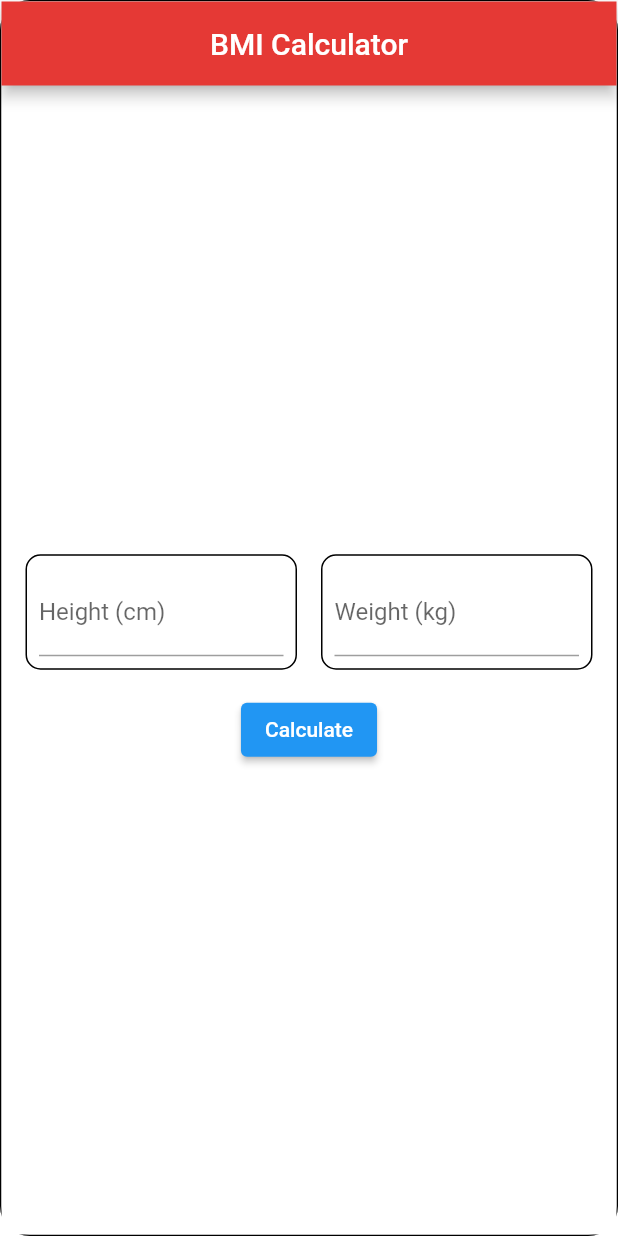
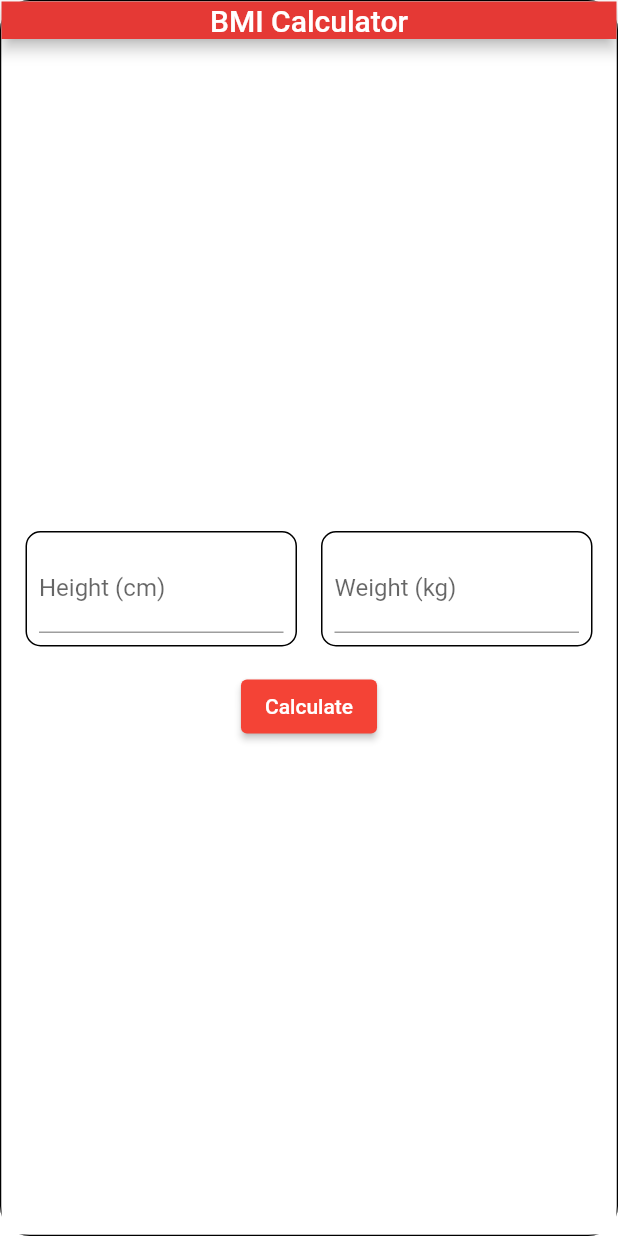
Before and after one commit to apoorwa-induwara/BMI-application, a Flutter app: the screen it shows after launch, on a phone screen of 412 x 824 dp. Run offline on Flutter 3.47's test engine with Material 2 defaults, Android fonts, the phone set to English and light mode, and no system bars; our stand-ins replace get.

Commit message:
added some commemts

```diff
--- a/lib/main.dart
+++ b/lib/main.dart
@@ -11,6 +11,7 @@ class MyApp extends StatelessWidget {
   Widget build(BuildContext context) {
     return GetMaterialApp(
       title: 'BMI Calculator',
+      debugShowCheckedModeBanner: false, // Remove debug label from AppBar
       theme: ThemeData(
         primarySwatch: Colors.blue,
       ),
@@ -27,8 +28,6 @@ class CalculateScreen extends StatelessWidget {
   final heightController = TextEditingController();
   final weightController = TextEditingController();
 
-  CalculateScreen({super.key});
-
   @override
   Widget build(BuildContext context) {
     double screenHeight = MediaQuery.of(context).size.height;
@@ -40,15 +39,16 @@ class CalculateScreen extends StatelessWidget {
         width: screenWidth,
         decoration: BoxDecoration(
           border: Border.all(color: Colors.black), // Add border decoration
-          borderRadius: BorderRadius.circular(20), // Rounded corners
+          borderRadius: BorderRadius.circular(20),
         ),
         child: Scaffold(
           appBar: AppBar(
-            title: Text('BMI Calculator'),
-            backgroundColor: Color(0xFFE53935), // Set app bar color to #E53935
-            centerTitle: true, // Center the title
+            title: const Text('BMI Calculator'),
+            backgroundColor: const Color(0xFFE53935),
+            centerTitle: true,
+            toolbarHeight: 25,
           ),
-          backgroundColor: Colors.white, // Set background color to white
+          backgroundColor: Colors.white,
           body: Padding(
             padding: const EdgeInsets.all(16.0),
             child: Column(
@@ -58,7 +58,7 @@ class CalculateScreen extends StatelessWidget {
                   children: [
                     Expanded(
                       child: Container(
-                        padding: EdgeInsets.all(8),
+                        padding: const EdgeInsets.all(8),
                         decoration: BoxDecoration(
                           color: Colors.white,
                           borderRadius: BorderRadius.circular(10),
@@ -67,15 +67,15 @@ class CalculateScreen extends StatelessWidget {
                         child: TextField(
                           controller: heightController,
                           keyboardType: TextInputType.number,
-                          decoration: InputDecoration(labelText: 'Height (cm)'),
+                          decoration:
+                              const InputDecoration(labelText: 'Height (cm)'),
                         ),
                       ),
                     ),
-                    // flutter
-                    SizedBox(width: 16),
+                    const SizedBox(width: 16),
                     Expanded(
                       child: Container(
-                        padding: EdgeInsets.all(8),
+                        padding: const EdgeInsets.all(8),
                         decoration: BoxDecoration(
                           color: Colors.white,
                           borderRadius: BorderRadius.circular(10),
@@ -84,13 +84,14 @@ class CalculateScreen extends StatelessWidget {
                         child: TextField(
                           controller: weightController,
                           keyboardType: TextInputType.number,
-                          decoration: InputDecoration(labelText: 'Weight (kg)'),
+                          decoration:
+                              const InputDecoration(labelText: 'Weight (kg)'),
                         ),
                       ),
                     ),
                   ],
                 ),
-                SizedBox(height: 16),
+                const SizedBox(height: 16),
                 ElevatedButton(
                   onPressed: () {
                     double height = double.tryParse(heightController.text) ?? 0;
@@ -98,7 +99,11 @@ class CalculateScreen extends StatelessWidget {
                     double bmi = weight / ((height / 100) * (height / 100));
                     Get.toNamed('/info', arguments: bmi);
                   },
-                  child: Text('Calculate'),
+                  style: ButtonStyle(
+                    backgroundColor: MaterialStateProperty.all<Color>(
+                        Colors.red), // Set button background color to red
+                  ),
+                  child: const Text('Calculate'),
                 ),
               ],
             ),
@@ -124,29 +129,30 @@ class InfoScreen extends StatelessWidget {
         width: screenWidth,
         decoration: BoxDecoration(
           border: Border.all(color: Colors.black), // Add border decoration
-          borderRadius: BorderRadius.circular(20), // Rounded corners
+          borderRadius: BorderRadius.circular(20),
         ),
         child: Scaffold(
           appBar: AppBar(
-            title: Text('BMI Information'),
-            backgroundColor: Color(0xFFE53935), // Set app bar color to #E53935
-            centerTitle: true, // Center the title
+            title: const Text('BMI Information'),
+            backgroundColor: const Color(0xFFE53935),
+            centerTitle: true,
+            toolbarHeight: 25,
           ),
-          backgroundColor: Colors.white, // Set background color to white
+          backgroundColor: Colors.white,
           body: Center(
             child: Column(
               mainAxisAlignment: MainAxisAlignment.center,
               children: [
                 Text(
                   'Your BMI: ${bmi.toStringAsFixed(2)}',
-                  style: TextStyle(fontSize: 20),
+                  style: const TextStyle(fontSize: 20),
                 ),
-                SizedBox(height: 16),
+                const SizedBox(height: 16),
                 Text(
                   'Category: $category',
-                  style: TextStyle(fontSize: 20),
+                  style: const TextStyle(fontSize: 20),
                 ),
-                SizedBox(height: 16),
+                const SizedBox(height: 16),
                 BMIWidget(bmi: bmi),
               ],
             ),
```
